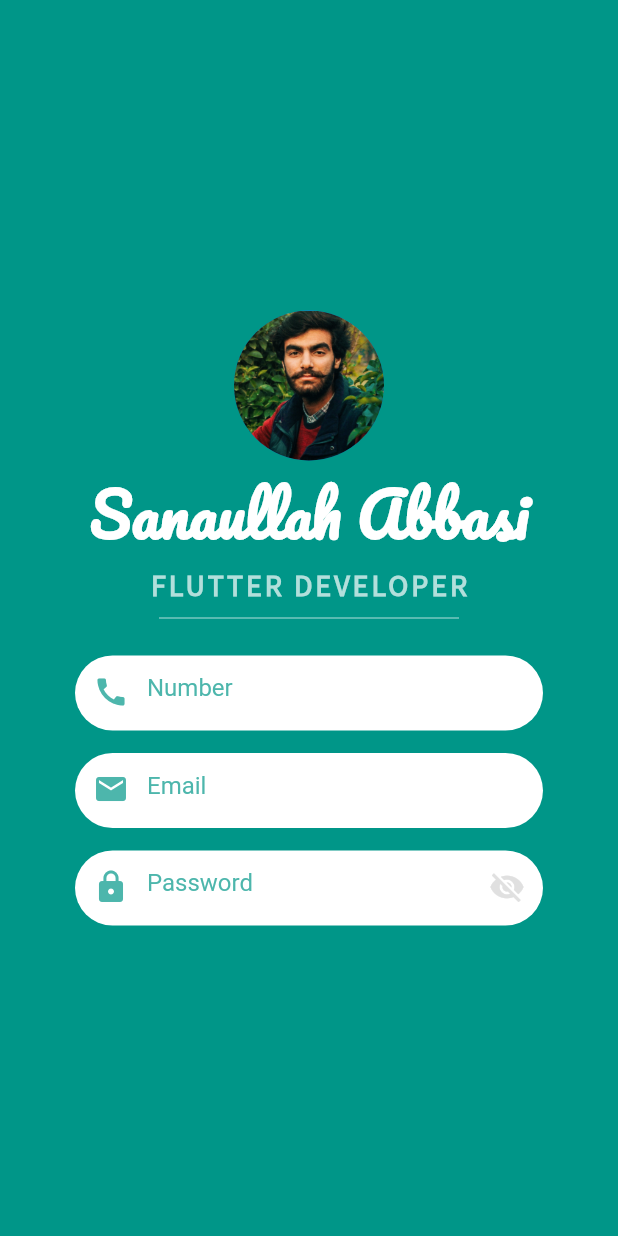
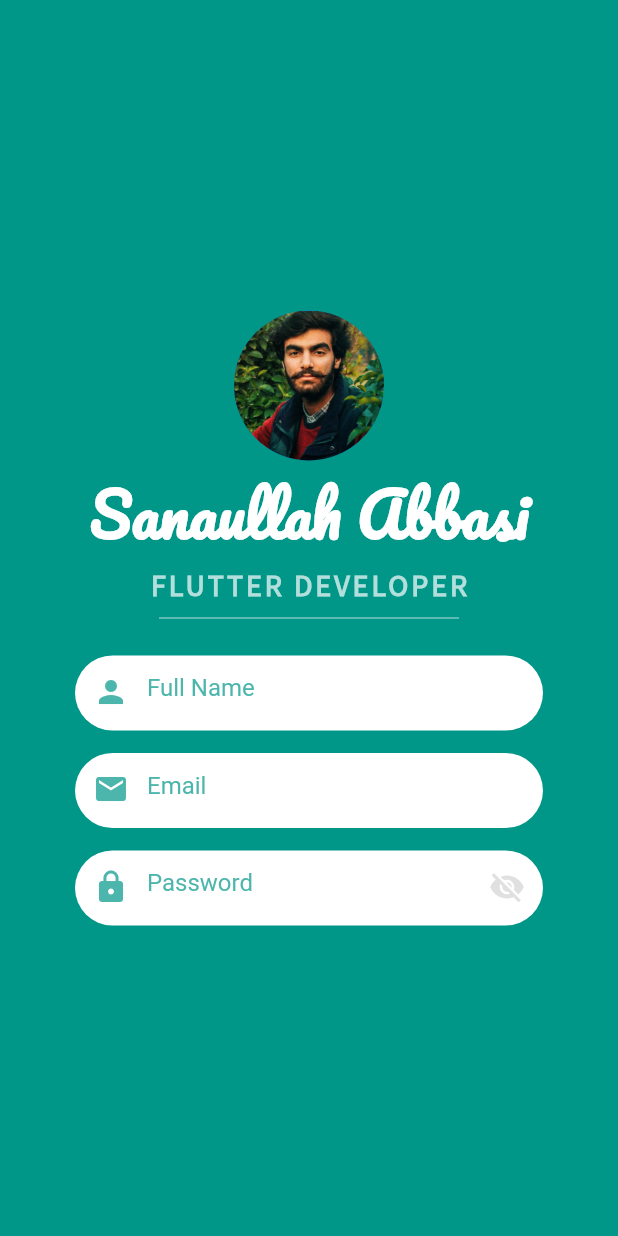
Before and after one commit to sannykhan3777/signup_flutter_responsive, a Flutter app: the screen it shows after launch, on a phone screen of 412 x 824 dp. Run offline on Flutter 3.47's test engine with Material 2 defaults, Android fonts, the phone set to English and light mode, and no system bars.

Commit message:
final commit

```diff
--- a/lib/main.dart
+++ b/lib/main.dart
@@ -68,13 +68,14 @@ class _MyAppState extends State<MyApp> {
                     margin:
                         EdgeInsets.symmetric(vertical: 0.0, horizontal: 50.0),
                     child: TextField(
+                      cursorColor: Colors.teal.shade300,
                       decoration: InputDecoration(
                         border: InputBorder.none,
                         prefixIcon: Icon(
-                          Icons.call,
+                          Icons.person,
                           color: Colors.teal.shade300,
                         ),
-                        hintText: "Number",
+                        hintText: "Full Name",
                         hintStyle: TextStyle(
                           color: Colors.teal.shade300,
                         ),
```
